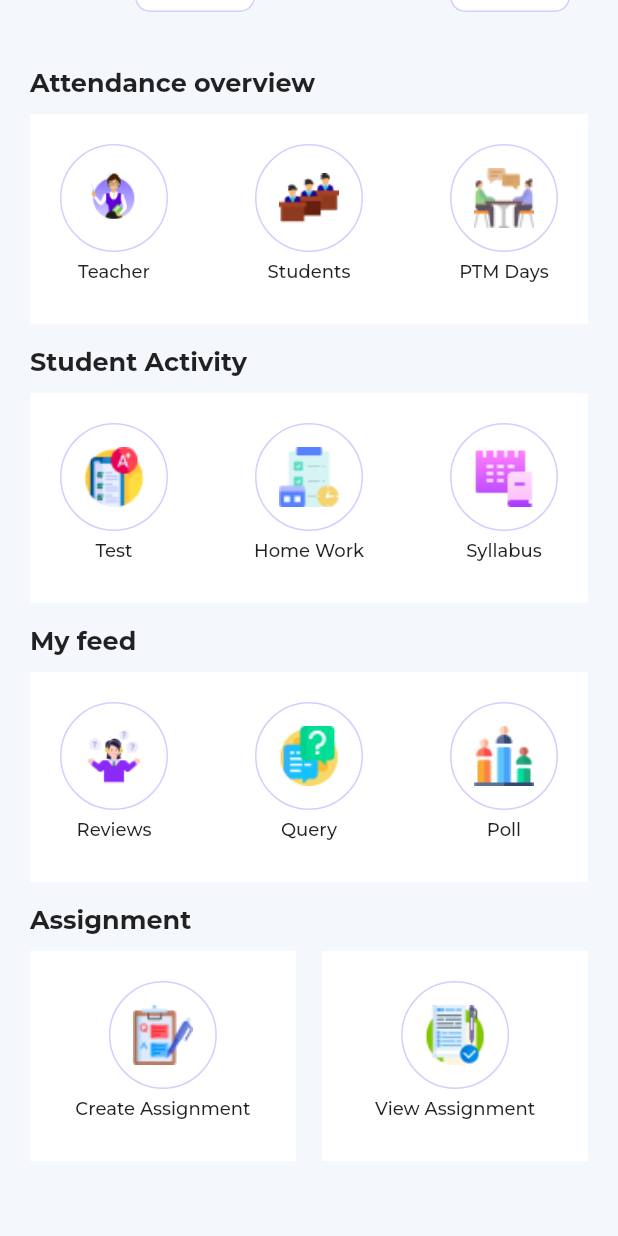
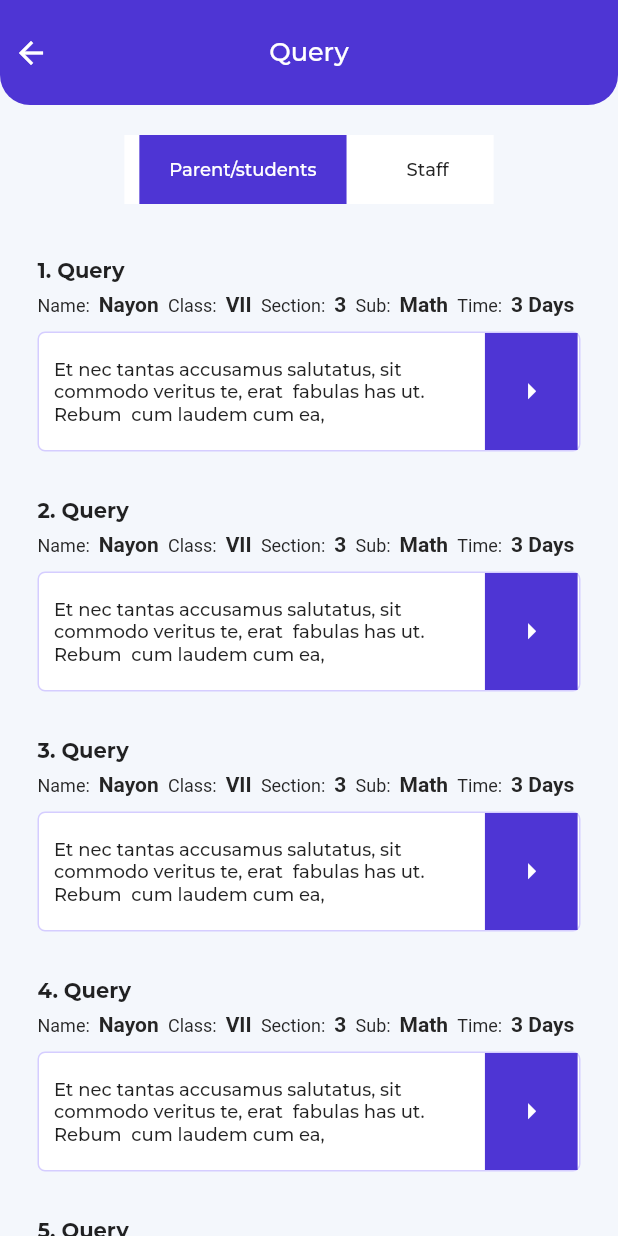
Before and after one commit to nayon-coders/teacher_management_indean_project, a Flutter app: the Home screen opened directly, scrolled down 419 dp, after a tap on "Query", on a phone screen of 412 x 824 dp. Run offline on Flutter 3.47's test engine with Material 2 defaults, Android fonts, the phone set to English and light mode, and no system bars; our stand-ins replace dropdown_button2, simple_circular_progress_bar, table_calendar; missing offline and left inert: circle_bottom_navigation_bar.

Commit message:
query page finish

```diff
--- a/lib/view/home/home.dart
+++ b/lib/view/home/home.dart
@@ -5,6 +5,7 @@ import 'package:teachs/utility/colors.dart';
 import 'package:teachs/view/home_work/home_work.dart';
 import 'package:teachs/view/index.dart';
 import 'package:teachs/view/profile/profile.dart';
+import 'package:teachs/view/query/query.dart';
 import 'package:teachs/view/reviews/reviews.dart';
 import 'package:teachs/view/syllabus/syllabus.dart';
 
@@ -401,7 +402,7 @@ class _HomeState extends State<Home> {
                               ItemButtonWidget(
                                 image: "assets/icons/query.png",
                                 title: "Query",
-                                onClick: (){},
+                                onClick: ()=>Navigator.push(context, MaterialPageRoute(builder: (context)=>Querys())),
                               ),
                               ItemButtonWidget(
                                 image: "assets/icons/poll.png",
--- /dev/null
+++ b/lib/view/query/query.dart
@@ -0,0 +1,175 @@
+import 'package:flutter/material.dart';
+import 'package:teachs/utility/colors.dart';
+import 'package:teachs/view_controller/rich_text.dart';
+
+import '../../utility/app_const.dart';
+import '../../view_controller/app_top_bar.dart';
+
+class Querys extends StatefulWidget {
+  const Querys({Key? key}) : super(key: key);
+
+  @override
+  State<Querys> createState() => _QuerysState();
+}
+
+class _QuerysState extends State<Querys> {
+  List tabString = [
+    "Parent/students",
+    "Staff"
+  ];
+  @override
+  Widget build(BuildContext context) {
+    var size = MediaQuery.of(context).size;
+    return Container(
+      color: AppColors.mainColor,
+      child: SafeArea(
+        child: DefaultTabController(
+          length: tabString.length,
+          child: Scaffold(
+            backgroundColor: AppColors.bg,
+            body: Column(
+              children: [
+                AppTopBar(size: size, title: "Query", onTap: ()=>Navigator.pop(context)),
+                Expanded(
+                  child: Padding(
+                    padding: const EdgeInsets.only(left: 10, right: 10),
+                    child: Column(
+                      children: [
+                        Container(
+                          color: AppColors.white,
+                          child: TabBar(
+                            unselectedLabelColor: AppColors.textColor,
+                            isScrollable: true,
+                            indicatorSize: TabBarIndicatorSize.tab,
+                            indicatorWeight: 0,
+                            indicatorColor: Colors.white,
+                            labelPadding: EdgeInsets.symmetric(horizontal: 30.0, vertical: 0.0),
+                            indicatorPadding: EdgeInsets.only(left: 10, right: 10),
+                            indicator: BoxDecoration(
+                              borderRadius: BorderRadius.circular(0),
+                              color: AppColors.mainColor,
+                            ),
+
+                            tabs: [
+                              for(var i = 0; i<tabString.length; i++)
+                                Tab(
+                                  child: SizedBox(
+                                    //width: 70,
+                                    child: Text("${tabString[i]}",
+                                      style: TextStyle(
+                                        fontWeight: FontWeight.w500,
+                                        fontSize: normalFontSize,
+
+                                      ),
+                                    ),
+                                  ),
+                                ),
+
+                            ],
+                          ),
+                        ),
+                        SizedBox(height: 20,),
+                        Expanded(
+                          child: TabBarView(
+                            physics: ScrollPhysics(),
+                            children: [
+                              for(var i=0; i<tabString.length; i++)
+                                ListView(
+                                  children: [
+                                    for(var i=0; i<10; i++)
+                                      Container(
+                                        width: size.width,
+                                        // height: 200,
+                                        margin: EdgeInsets.only(bottom: 0),
+                                        padding: EdgeInsets.all(15),
+                                        decoration: BoxDecoration(
+                                        //  color: AppColors.white,
+                                        //  borderRadius: BorderRadius.circular(10),
+                                        ),
+                                        child: Column(
+                                          mainAxisAlignment: MainAxisAlignment.start,
+                                          crossAxisAlignment: CrossAxisAlignment.start,
+                                          children: [
+                                            Text("${i+1}. Query",
+                                              style: TextStyle(
+                                                  fontWeight: FontWeight.w600,
+                                                  fontSize: titleFontSize
+                                              ),
+                                            ),
+                                            SizedBox(height: 7,),
+                                            Row(
+                                              mainAxisAlignment: MainAxisAlignment.spaceBetween,
+                                                children: [
+                                                  RichTextWidget(leftText: "Name: ", rightText: "Nayon"),
+                                                  SizedBox(width: 2,),
+                                                  RichTextWidget(leftText: "Class: ", rightText: "VII"),
+                                                  SizedBox(width: 2,),
+                                                  RichTextWidget(leftText: "Section: ", rightText: "3"),
+                                                  SizedBox(width: 2,),
+                                                  RichTextWidget(leftText: "Sub: ", rightText: "Math"),
+                                                  SizedBox(width: 2,),
+                                                  RichTextWidget(leftText: "Time: ", rightText: "3 Days"),
+                                                  SizedBox(width: 2,),
+                                                ],
+                                            ),
+                                            SizedBox(height: 10,),
+                                            Container(
+                                              width: size.width,
+                                              height: 80,
+                                              decoration: BoxDecoration(
+                                                color: AppColors.white,
+                                                borderRadius: BorderRadius.circular(5),
+                                                border: Border.all(width: 1, color: AppColors.borderColor)
+                                              ),
+                                              child: Row(
+                                                children: [
+                                                  SizedBox(
+                                                    width:size.width*.69,
+                                                    child: Padding(
+                                                      padding: EdgeInsets.only(left: 10, bottom: 10, top: 10),
+                                                      child: Text("Et nec tantas accusamus salutatus, sit commodo veritus te, erat  fabulas has ut. Rebum  cum laudem cum ea,  ",
+                                                        style: TextStyle(
+                                                            fontWeight: FontWeight.w500,
+                                                            fontSize: normalFontSize
+                                                        ),
+                                                      ),
+                                                    ),
+                                                  ),
+                                                  SizedBox(width: 13 ,),
+                                                  Container(
+                                                    width: size.width*.15,
+                                                    height: 80,
+                                                    decoration: BoxDecoration(
+                                                      color: AppColors.mainColor
+                                                    ),
+                                                    child: Center(
+                                                      child: Icon(Icons.arrow_right_outlined, color: AppColors.white, size: 25,),
+                                                    ),
+                                                  ),
+                                                ],
+                                              ),
+                                            ),
+
+                                          ],
+                                        ),
+                                      ),
+                                  ],
+                                )
+
+                            ],
+                          ),
+                        )
+
+
+                      ],
+                    ),
+                  ),
+                )
+              ],
+            ),
+          ),
+        ),
+      ),
+    );
+  }
+}
--- a/pubspec.yaml
+++ b/pubspec.yaml
@@ -41,6 +41,7 @@ dependencies:
   dropdown_button2: ^2.1.2
   dotted_border: ^2.0.0+3
   simple_circular_progress_bar: ^1.0.2
+  expandable: ^5.0.1
 
 dev_dependencies:
   flutter_test:
```
Also changed, not shown: pubspec.lock.
